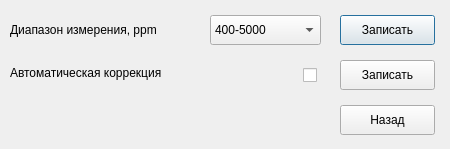
Old version of the form CE35DConfig/CE35DConfig/csrs485_config.ui in the repository ifedotov1984/projects.
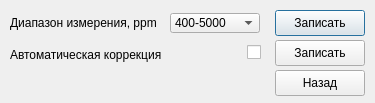
New version of the form.

```diff
--- a/CE35DConfig/CE35DConfig/csrs485_config.ui
+++ b/CE35DConfig/CE35DConfig/csrs485_config.ui
@@ -6,10 +6,22 @@
    <rect>
     <x>0</x>
     <y>0</y>
-    <width>450</width>
-    <height>149</height>
+    <width>375</width>
+    <height>103</height>
    </rect>
   </property>
+  <property name="minimumSize">
+   <size>
+    <width>375</width>
+    <height>103</height>
+   </size>
+  </property>
+  <property name="maximumSize">
+   <size>
+    <width>375</width>
+    <height>103</height>
+   </size>
+  </property>
   <property name="windowTitle">
    <string>Dialog</string>
   </property>
@@ -17,15 +29,16 @@
    <property name="geometry">
     <rect>
      <x>10</x>
-     <y>15</y>
+     <y>13</y>
      <width>191</width>
-     <height>30</height>
+     <height>20</height>
     </rect>
    </property>
-   <property name="font">
-    <font>
-     <pointsize>9</pointsize>
-    </font>
+   <property name="sizePolicy">
+    <sizepolicy hsizetype="Fixed" vsizetype="Fixed">
+     <horstretch>0</horstretch>
+     <verstretch>0</verstretch>
+    </sizepolicy>
    </property>
    <property name="text">
     <string>Диапазон измерения, ppm</string>
@@ -35,15 +48,16 @@
    <property name="geometry">
     <rect>
      <x>10</x>
-     <y>65</y>
+     <y>45</y>
      <width>191</width>
-     <height>16</height>
+     <height>20</height>
     </rect>
    </property>
-   <property name="font">
-    <font>
-     <pointsize>9</pointsize>
-    </font>
+   <property name="sizePolicy">
+    <sizepolicy hsizetype="Fixed" vsizetype="Fixed">
+     <horstretch>0</horstretch>
+     <verstretch>0</verstretch>
+    </sizepolicy>
    </property>
    <property name="text">
     <string>Автоматическая коррекция</string>
@@ -52,12 +66,18 @@
   <widget class="QComboBox" name="diap">
    <property name="geometry">
     <rect>
-     <x>210</x>
-     <y>15</y>
-     <width>111</width>
-     <height>30</height>
+     <x>170</x>
+     <y>13</y>
+     <width>90</width>
+     <height>20</height>
     </rect>
    </property>
+   <property name="sizePolicy">
+    <sizepolicy hsizetype="Fixed" vsizetype="Fixed">
+     <horstretch>0</horstretch>
+     <verstretch>0</verstretch>
+    </sizepolicy>
+   </property>
    <item>
     <property name="text">
      <string>400-5000</string>
@@ -72,12 +92,18 @@
   <widget class="QPushButton" name="dWrite">
    <property name="geometry">
     <rect>
-     <x>340</x>
-     <y>15</y>
-     <width>95</width>
-     <height>30</height>
+     <x>275</x>
+     <y>10</y>
+     <width>90</width>
+     <height>26</height>
     </rect>
    </property>
+   <property name="sizePolicy">
+    <sizepolicy hsizetype="Fixed" vsizetype="Fixed">
+     <horstretch>0</horstretch>
+     <verstretch>0</verstretch>
+    </sizepolicy>
+   </property>
    <property name="text">
     <string>Записать</string>
    </property>
@@ -85,12 +111,18 @@
   <widget class="QCheckBox" name="correct">
    <property name="geometry">
     <rect>
-     <x>303</x>
-     <y>65</y>
-     <width>18</width>
-     <height>20</height>
+     <x>247</x>
+     <y>45</y>
+     <width>15</width>
+     <height>15</height>
     </rect>
    </property>
+   <property name="sizePolicy">
+    <sizepolicy hsizetype="Fixed" vsizetype="Fixed">
+     <horstretch>0</horstretch>
+     <verstretch>0</verstretch>
+    </sizepolicy>
+   </property>
    <property name="text">
     <string/>
    </property>
@@ -98,12 +130,18 @@
   <widget class="QPushButton" name="dWrite_2">
    <property name="geometry">
     <rect>
-     <x>340</x>
-     <y>60</y>
-     <width>95</width>
-     <height>30</height>
+     <x>275</x>
+     <y>40</y>
+     <width>90</width>
+     <height>26</height>
     </rect>
    </property>
+   <property name="sizePolicy">
+    <sizepolicy hsizetype="Fixed" vsizetype="Fixed">
+     <horstretch>0</horstretch>
+     <verstretch>0</verstretch>
+    </sizepolicy>
+   </property>
    <property name="text">
     <string>Записать</string>
    </property>
@@ -111,12 +149,18 @@
   <widget class="QPushButton" name="Cancel">
    <property name="geometry">
     <rect>
-     <x>340</x>
-     <y>105</y>
-     <width>95</width>
-     <height>30</height>
+     <x>275</x>
+     <y>70</y>
+     <width>90</width>
+     <height>26</height>
     </rect>
    </property>
+   <property name="sizePolicy">
+    <sizepolicy hsizetype="Fixed" vsizetype="Fixed">
+     <horstretch>0</horstretch>
+     <verstretch>0</verstretch>
+    </sizepolicy>
+   </property>
    <property name="text">
     <string>Назад</string>
    </property>
```
Left out of the diff: 2 changed lines with no effect on the pictures.
